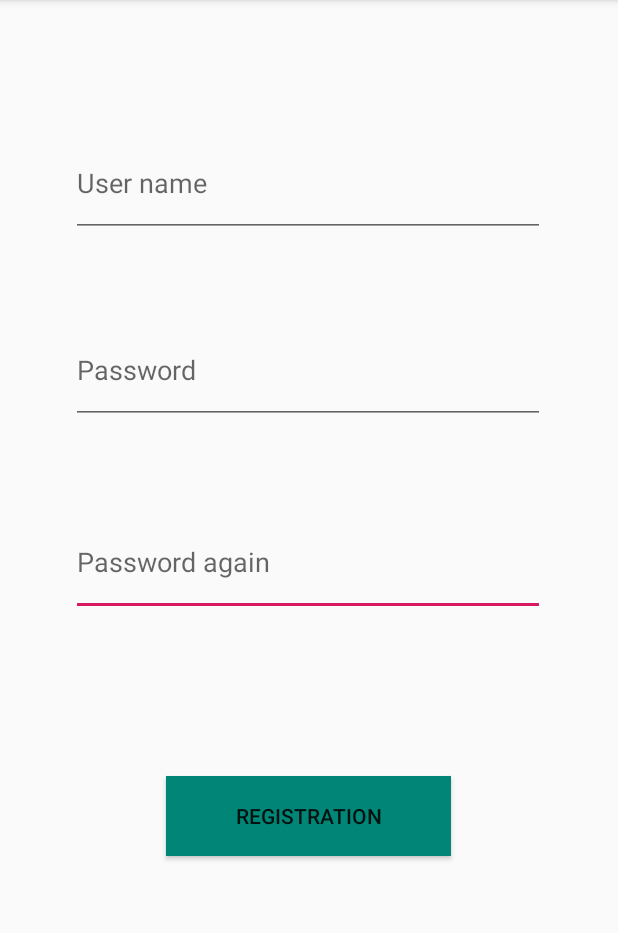
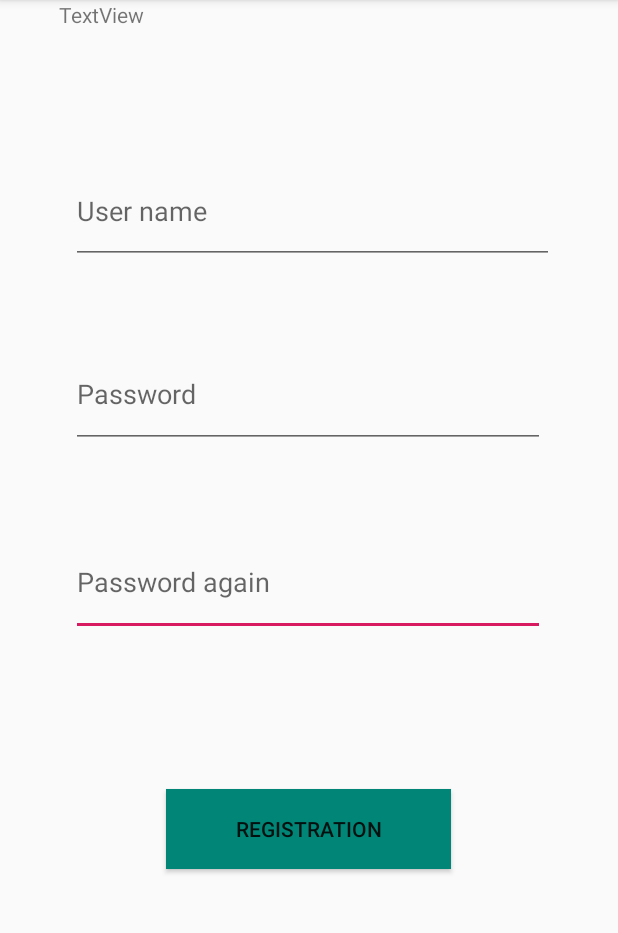
Before and after one commit to kayukbb/VendingMachine, an Android app: the screen it shows after launch (RegActivity), after a tap on "REGISTRATION", on a phone screen of 412 x 824 dp, the part 84-1017 px from its top. Run offline under Robolectric (Android 15) with nearby library versions, the phone set to English and light mode, and no system bars; our stand-ins replace Firebase (no records; nobody signed in at launch, a user with empty details on screens opened directly); 1 statement that could not run was skipped.

```diff
--- a/app/src/main/java/com/example/drinkmachine/RegActivity.java
+++ b/app/src/main/java/com/example/drinkmachine/RegActivity.java
@@ -1,38 +1,84 @@
 package com.example.drinkmachine;
 
+import androidx.annotation.NonNull;
 import androidx.appcompat.app.AppCompatActivity;
 
 import android.os.Bundle;
 import android.view.View;
+import android.widget.ArrayAdapter;
 import android.widget.Button;
 import android.widget.EditText;
+import android.widget.TextView;
 import android.widget.Toast;
 
+import com.google.firebase.database.DataSnapshot;
+import com.google.firebase.database.DatabaseError;
 import com.google.firebase.database.DatabaseReference;
 import com.google.firebase.database.FirebaseDatabase;
+import com.google.firebase.database.ValueEventListener;
+
+import java.util.ArrayList;
+import java.util.EventListener;
+import java.util.List;
 
 public class RegActivity extends AppCompatActivity {
-EditText UserName, Pw, Pw2;
-Button Registration;
-DatabaseReference Reg;
-Register register;
+    TextView a;
+    EditText UserName, Pw, Pw2;
+    Button Registration;
+    DatabaseReference Reg;
+    Register register;
+    DatabaseReference UserInfo;
+    String Username;
+    ArrayList<String> AcList;
+    long maxid = 0;
     @Override
     protected void onCreate(Bundle savedInstanceState) {
         super.onCreate(savedInstanceState);
         setContentView(R.layout.activity_reg);
+        a = (TextView)findViewById(R.id.textView2);
         UserName = (EditText)findViewById(R.id.UserName);
         Pw = (EditText)findViewById(R.id.Pw);
         Pw2 = (EditText)findViewById(R.id.Pw2);
         Registration = (Button)findViewById(R.id.Registration);
         register = new Register();
         Reg = FirebaseDatabase.getInstance().getReference().child("Register");
+        Reg.addValueEventListener(new ValueEventListener() {
+            @Override
+            public void onDataChange(@NonNull DataSnapshot dataSnapshot) {
+                if(dataSnapshot.exists())
+                    maxid=(dataSnapshot.getChildrenCount());
+            }
+            @Override
+            public void onCancelled(@NonNull DatabaseError databaseError) {
+            }
+        });
+
+        for(int i = 0; i<= (int)maxid; i++) {
+            int j = i+1;
+            UserInfo = FirebaseDatabase.getInstance().getReference().child("Register").child(String.valueOf(j));
+            UserInfo.addValueEventListener(new ValueEventListener() {
+                @Override
+                public void onDataChange(@NonNull DataSnapshot dataSnapshot) {
+                    Username = dataSnapshot.child("userName").getValue().toString();
+
+                }
+
+                @Override
+                public void onCancelled(@NonNull DatabaseError databaseError) {
+
+                }
+            });
+
+        }
+
+
         Registration.setOnClickListener(new View.OnClickListener() {
             @Override
             public void onClick(View v) {
                register.setUserName(UserName.getText().toString());
                register.setPassword(Pw.getText().toString());
-               Reg.child("Register1").setValue(register);
-               Toast.makeText(RegActivity.this, "sign up sueccessfully",Toast.LENGTH_LONG).show();
+               Reg.child(String.valueOf(maxid+1)).setValue(register);
+
             }
         });
 
--- a/app/src/main/res/layout/activity_reg.xml
+++ b/app/src/main/res/layout/activity_reg.xml
@@ -35,17 +35,19 @@
 
     <EditText
         android:id="@+id/UserName"
-        android:layout_width="316dp"
-        android:layout_height="72dp"
+        android:layout_width="322dp"
+        android:layout_height="70dp"
+        android:layout_marginTop="82dp"
         android:ems="10"
         android:hint="User name"
         android:inputType="textPassword"
+        android:visibility="visible"
         app:layout_constraintBottom_toBottomOf="parent"
         app:layout_constraintEnd_toEndOf="parent"
-        app:layout_constraintHorizontal_bias="0.494"
+        app:layout_constraintHorizontal_bias="0.528"
         app:layout_constraintStart_toStartOf="parent"
         app:layout_constraintTop_toTopOf="parent"
-        app:layout_constraintVertical_bias="0.124" />
+        app:layout_constraintVertical_bias="0.039" />
 
     <EditText
         android:id="@+id/Pw"
@@ -61,4 +63,28 @@
         app:layout_constraintTop_toBottomOf="@+id/UserName"
         app:layout_constraintVertical_bias="0.098" />
 
+    <TextView
+        android:id="@+id/FollowFormat"
+        android:layout_width="167dp"
+        android:layout_height="74dp"
+        android:layout_marginEnd="47dp"
+        android:text="Please follow the format"
+        android:textColor="#323232"
+        android:visibility="invisible"
+        app:layout_constraintBottom_toBottomOf="parent"
+        app:layout_constraintEnd_toEndOf="parent"
+        app:layout_constraintHorizontal_bias="0.238"
+        app:layout_constraintStart_toStartOf="parent"
+        app:layout_constraintTop_toTopOf="parent"
+        app:layout_constraintVertical_bias="0.66" />
+
+    <TextView
+        android:id="@+id/textView2"
+        android:layout_width="334dp"
+        android:layout_height="67dp"
+        android:text="TextView"
+        app:layout_constraintEnd_toEndOf="parent"
+        app:layout_constraintStart_toStartOf="parent"
+        tools:layout_editor_absoluteY="614dp" />
+
 </androidx.constraintlayout.widget.ConstraintLayout>
```
